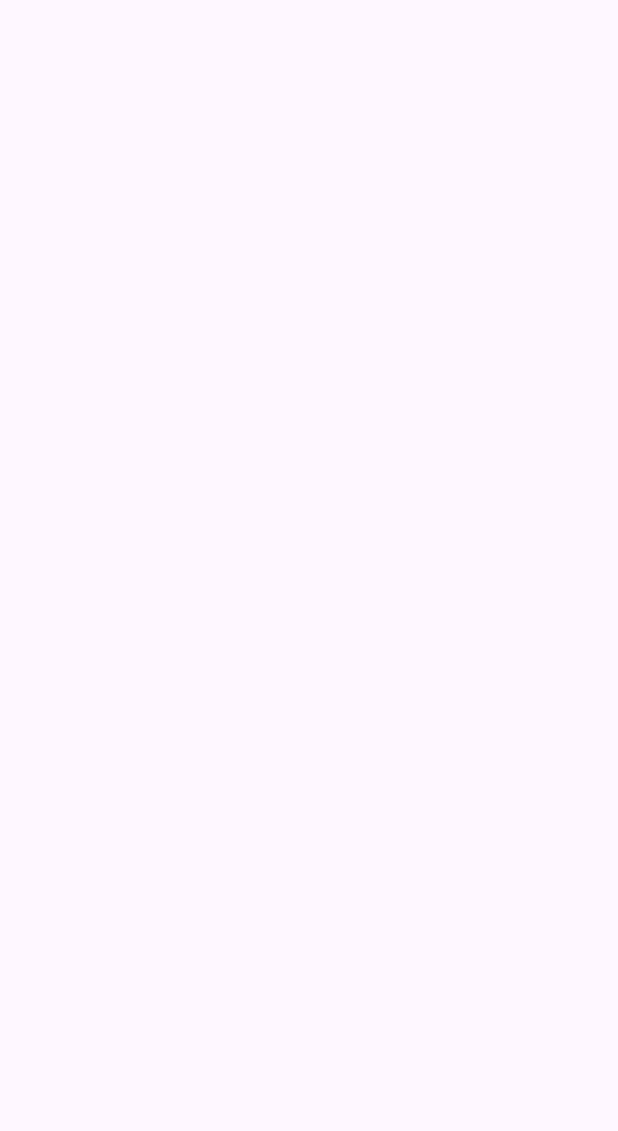
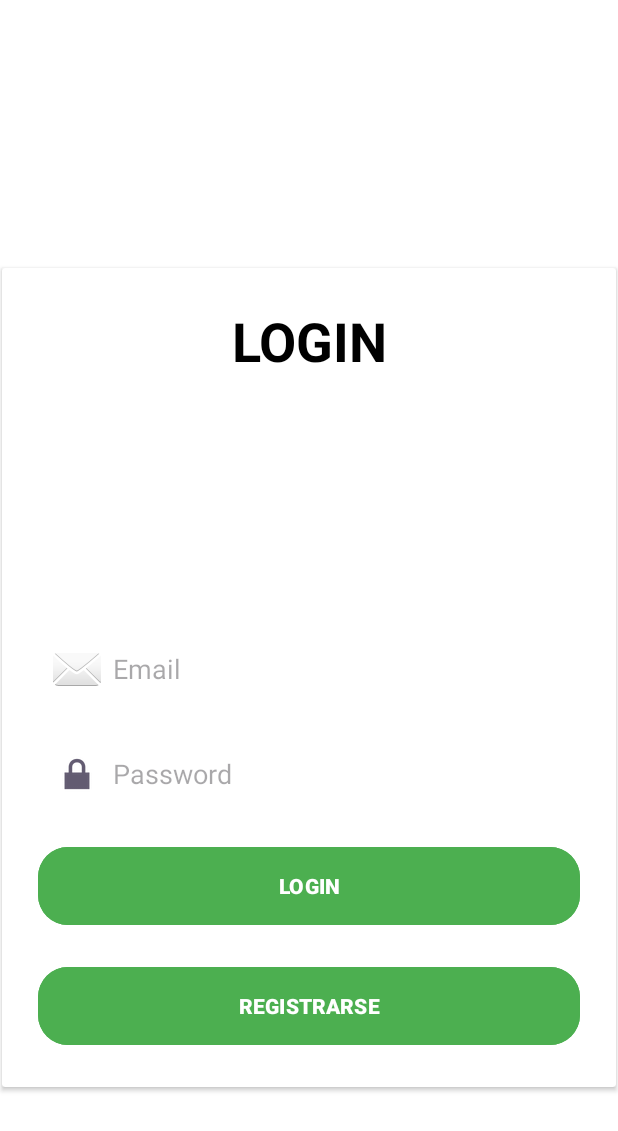
Before and after one commit to jvasquezqm/practica02-Vasquez-Yauri, an Android app: the LoginActivity screen opened directly, with no data from a screen before it, on a phone screen of 412 x 824 dp. Before the commit the part shown is empty. Shown: the top 1131 px of the screen. Run offline under Robolectric (Android 15) with nearby library versions, the phone set to English and light mode, and no system bars; our stand-ins replace Firebase (no records; nobody signed in at launch, a user with empty details on screens opened directly).

Commit message:
creación Login, actualización

```diff
--- a/app/build.gradle.kts
+++ b/app/build.gradle.kts
@@ -43,6 +43,7 @@ dependencies {
     implementation(libs.material)
     implementation(libs.androidx.activity)
     implementation(libs.androidx.constraintlayout)
+    implementation(libs.firebase.auth.ktx)
     testImplementation(libs.junit)
     androidTestImplementation(libs.androidx.junit)
     androidTestImplementation(libs.androidx.espresso.core)
--- a/app/src/main/java/com/example/practica02_vasquez_yauri/LoginActivity.kt
+++ b/app/src/main/java/com/example/practica02_vasquez_yauri/LoginActivity.kt
@@ -1,10 +1,16 @@
 package com.example.practica02_vasquez_yauri
 
+import android.content.Intent
 import android.os.Bundle
+import android.widget.Button
+import android.widget.EditText
+import android.widget.Toast
 import androidx.activity.enableEdgeToEdge
 import androidx.appcompat.app.AppCompatActivity
 import androidx.core.view.ViewCompat
 import androidx.core.view.WindowInsetsCompat
+import com.google.android.material.snackbar.Snackbar
+import com.google.firebase.auth.FirebaseAuth
 
 class LoginActivity : AppCompatActivity() {
     override fun onCreate(savedInstanceState: Bundle?) {
@@ -16,5 +22,43 @@ class LoginActivity : AppCompatActivity() {
             v.setPadding(systemBars.left, systemBars.top, systemBars.right, systemBars.bottom)
             insets
         }
+        val etEmail: EditText = findViewById(R.id.etEmail)
+        val etPassword: EditText = findViewById(R.id.etPassword)
+        val btnLogin: Button = findViewById(R.id.btnLogin)
+        val btnSignup: Button = findViewById(R.id.btnSignup)
+        val auth = FirebaseAuth.getInstance()
+
+        btnLogin.setOnClickListener {
+            val email = etEmail.text.toString()
+            val pass = etPassword.text.toString()
+
+            //Validar si esta vacio los campos de email y password
+            if (email.isEmpty() || pass.isEmpty()) {
+                Toast.makeText(
+                    this, "Los campos email y contraseña no pueden estar vacíos",
+                    Toast.LENGTH_SHORT
+                ).show();
+            } else {
+                auth.signInWithEmailAndPassword(email, pass)
+                    .addOnCompleteListener(this) { task ->
+                        if (task.isSuccessful) {
+                            Snackbar.make(
+                                findViewById(android.R.id.content),
+                                "Bienvenido",
+                                Snackbar.LENGTH_LONG
+                            ).show()
+                            val intent = Intent(this, PrincipalActivity::class.java)
+                            startActivity(intent)
+                        } else {
+                            Snackbar.make(
+                                findViewById(android.R.id.content),
+                                "Credenciales inválidas",
+                                Snackbar.LENGTH_LONG
+                            ).show()
+                        }
+                    }
+            }
+        }
     }
+
 }
--- a/app/src/main/res/layout/activity_login.xml
+++ b/app/src/main/res/layout/activity_login.xml
@@ -5,6 +5,96 @@
     android:id="@+id/main"
     android:layout_width="match_parent"
     android:layout_height="match_parent"
+    android:background="@color/design_default_color_on_primary"
     tools:context=".LoginActivity">
 
+    <androidx.cardview.widget.CardView
+        android:id="@+id/cardView"
+        android:layout_width="0dp"
+        android:layout_height="wrap_content"
+        android:layout_marginStart="1dp"
+        android:layout_marginEnd="1dp"
+        android:layout_marginBottom="99dp"
+        app:layout_constraintBottom_toBottomOf="parent"
+        app:layout_constraintEnd_toEndOf="parent"
+        app:layout_constraintStart_toStartOf="parent">
+
+        <LinearLayout
+            android:layout_width="match_parent"
+            android:layout_height="wrap_content"
+            android:layout_gravity="center_horizontal"
+            android:orientation="vertical"
+            android:padding="24dp">
+
+            <TextView
+                android:id="@+id/tvLogin"
+                android:layout_width="match_parent"
+                android:layout_height="wrap_content"
+                android:text="LOGIN"
+                android:textAlignment="center"
+                android:textColor="@color/black"
+                android:textSize="36dp"
+                android:textStyle="bold" />
+
+            <ImageView
+                android:id="@+id/imageView"
+                android:layout_width="match_parent"
+                android:layout_height="109dp"
+                android:layout_marginTop="20dp"
+                android:foregroundGravity="center"
+                />
+
+            <EditText
+                android:id="@+id/etEmail"
+                android:layout_width="match_parent"
+                android:layout_height="50dp"
+                android:layout_marginTop="40dp"
+                android:background="@color/design_default_color_on_primary"
+                android:drawableLeft="@android:drawable/ic_dialog_email"
+                android:drawablePadding="8dp"
+                android:inputType="textEmailAddress"
+                android:hint="Email"
+                android:padding="10dp"
+                android:textColor="@color/black" />
+
+            <EditText
+                android:id="@+id/etPassword"
+                android:layout_width="match_parent"
+                android:layout_height="50dp"
+                android:layout_marginTop="20dp"
+                android:background="@color/design_default_color_on_primary"
+                android:drawableLeft="@android:drawable/ic_lock_lock"
+                android:drawablePadding="8dp"
+                android:inputType="textPassword"
+                android:hint="Password"
+                android:padding="10dp"
+                android:textColor="@color/black" />
+            />
+
+            <Button
+                android:id="@+id/btnLogin"
+                android:layout_width="match_parent"
+                android:layout_height="60dp"
+                android:layout_marginTop="20dp"
+                android:backgroundTint="#4CAF50"
+                android:text="LOGIN"
+                android:textColor="@color/white"
+                android:textStyle="bold"
+                app:cornerRadius="20dp" />
+
+            <Button
+                android:id="@+id/btnSignup"
+                android:layout_width="match_parent"
+                android:layout_height="60dp"
+                android:layout_marginTop="20dp"
+                android:backgroundTint="#4CAF50"
+                android:text="REGISTRARSE"
+                android:textColor="@color/white"
+                android:textStyle="bold"
+                app:cornerRadius="20dp" />
+
+
+        </LinearLayout>
+    </androidx.cardview.widget.CardView>
+
 </androidx.constraintlayout.widget.ConstraintLayout>
--- a/gradle/libs.versions.toml
+++ b/gradle/libs.versions.toml
@@ -9,6 +9,7 @@ appcompat = "1.6.1"
 material = "1.12.0"
 activity = "1.8.0"
 constraintlayout = "2.1.4"
+firebaseAuthKtx = "23.0.0"
 
 [libraries]
 androidx-core-ktx = { group = "androidx.core", name = "core-ktx", version.ref = "coreKtx" }
@@ -19,6 +20,7 @@ androidx-appcompat = { group = "androidx.appcompat", name = "appcompat", version
 material = { group = "com.google.android.material", name = "material", version.ref = "material" }
 androidx-activity = { group = "androidx.activity", name = "activity", version.ref = "activity" }
 androidx-constraintlayout = { group = "androidx.constraintlayout", name = "constraintlayout", version.ref = "constraintlayout" }
+firebase-auth-ktx = { group = "com.google.firebase", name = "firebase-auth-ktx", version.ref = "firebaseAuthKtx" }
 
 [plugins]
 androidApplication = { id = "com.android.application", version.ref = "agp" }
```
